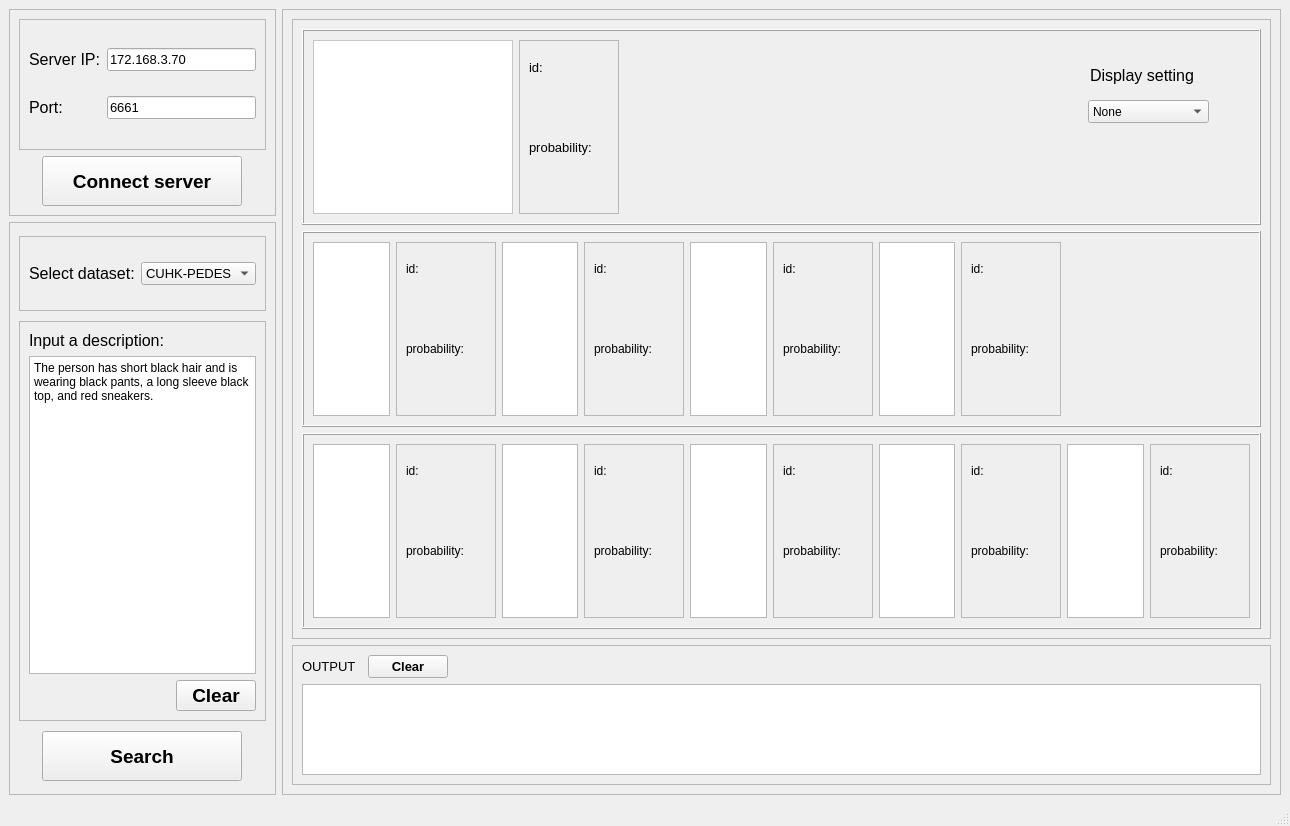
Old version of the form tbps_ui/ui_designer/tbps.ui in the repository lugengyou/pyqt_ui.
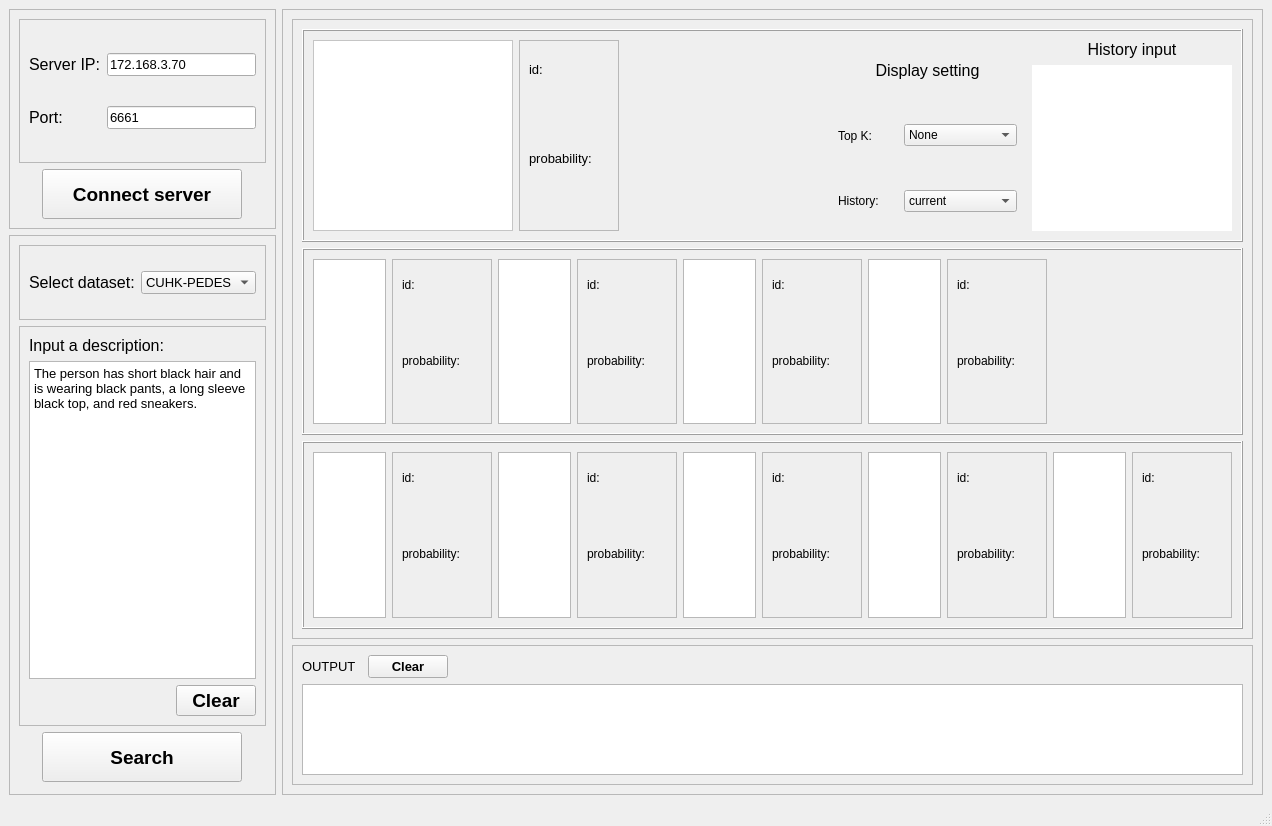
New version of the form.

```diff
--- a/tbps_ui/ui_designer/tbps.ui
+++ b/tbps_ui/ui_designer/tbps.ui
@@ -6,7 +6,7 @@
    <rect>
     <x>0</x>
     <y>0</y>
-    <width>1290</width>
+    <width>1272</width>
     <height>826</height>
    </rect>
   </property>
@@ -247,6 +247,11 @@
           </item>
           <item>
            <widget class="QPlainTextEdit" name="plainTextEdit_text">
+            <property name="font">
+             <font>
+              <pointsize>10</pointsize>
+             </font>
+            </property>
             <property name="plainText">
              <string>The person has short black hair and is wearing black pants, a long sleeve black top, and red sneakers.</string>
             </property>
@@ -452,54 +457,230 @@
                <property name="frameShadow">
                 <enum>QFrame::Raised</enum>
                </property>
-               <widget class="QLabel" name="label">
-                <property name="geometry">
-                 <rect>
-                  <x>40</x>
-                  <y>20</y>
-                  <width>131</width>
-                  <height>31</height>
-                 </rect>
+               <layout class="QVBoxLayout" name="verticalLayout_18">
+                <property name="leftMargin">
+                 <number>0</number>
                 </property>
-                <property name="font">
-                 <font>
-                  <pointsize>12</pointsize>
-                 </font>
+                <property name="topMargin">
+                 <number>0</number>
                 </property>
-                <property name="text">
-                 <string>Display setting</string>
+                <property name="rightMargin">
+                 <number>0</number>
                 </property>
-               </widget>
-               <widget class="QComboBox" name="comboBox_display">
-                <property name="geometry">
-                 <rect>
-                  <x>38</x>
-                  <y>60</y>
-                  <width>121</width>
-                  <height>23</height>
-                 </rect>
+                <property name="bottomMargin">
+                 <number>0</number>
                 </property>
                 <item>
-                 <property name="text">
-                  <string>None</string>
-                 </property>
+                 <widget class="QLabel" name="label">
+                  <property name="minimumSize">
+                   <size>
+                    <width>0</width>
+                    <height>0</height>
+                   </size>
+                  </property>
+                  <property name="maximumSize">
+                   <size>
+                    <width>16777215</width>
+                    <height>16777215</height>
+                   </size>
+                  </property>
+                  <property name="font">
+                   <font>
+                    <pointsize>12</pointsize>
+                   </font>
+                  </property>
+                  <property name="text">
+                   <string>Display setting</string>
+                  </property>
+                  <property name="alignment">
+                   <set>Qt::AlignCenter</set>
+                  </property>
+                 </widget>
                 </item>
                 <item>
-                 <property name="text">
-                  <string>Top1</string>
-                 </property>
+                 <widget class="QFrame" name="frame_19">
+                  <property name="frameShape">
+                   <enum>QFrame::NoFrame</enum>
+                  </property>
+                  <property name="frameShadow">
+                   <enum>QFrame::Raised</enum>
+                  </property>
+                  <layout class="QHBoxLayout" name="horizontalLayout_6">
+                   <item>
+                    <widget class="QLabel" name="label_2">
+                     <property name="maximumSize">
+                      <size>
+                       <width>60</width>
+                       <height>16777215</height>
+                      </size>
+                     </property>
+                     <property name="text">
+                      <string>Top K:</string>
+                     </property>
+                    </widget>
+                   </item>
+                   <item>
+                    <widget class="QComboBox" name="comboBox_display">
+                     <item>
+                      <property name="text">
+                       <string>None</string>
+                      </property>
+                     </item>
+                     <item>
+                      <property name="text">
+                       <string>Top1</string>
+                      </property>
+                     </item>
+                     <item>
+                      <property name="text">
+                       <string>Top5</string>
+                      </property>
+                     </item>
+                     <item>
+                      <property name="text">
+                       <string>Top10</string>
+                      </property>
+                     </item>
+                    </widget>
+                   </item>
+                  </layout>
+                 </widget>
                 </item>
                 <item>
-                 <property name="text">
-                  <string>Top5</string>
-                 </property>
+                 <widget class="QFrame" name="frame_20">
+                  <property name="frameShape">
+                   <enum>QFrame::NoFrame</enum>
+                  </property>
+                  <property name="frameShadow">
+                   <enum>QFrame::Raised</enum>
+                  </property>
+                  <layout class="QHBoxLayout" name="horizontalLayout_7">
+                   <item>
+                    <widget class="QLabel" name="label_3">
+                     <property name="maximumSize">
+                      <size>
+                       <width>60</width>
+                       <height>16777215</height>
+                      </size>
+                     </property>
+                     <property name="text">
+                      <string>History:</string>
+                     </property>
+                    </widget>
+                   </item>
+                   <item>
+                    <widget class="QComboBox" name="comboBox_history">
+                     <item>
+                      <property name="text">
+                       <string>current</string>
+                      </property>
+                     </item>
+                     <item>
+                      <property name="text">
+                       <string>last_1</string>
+                      </property>
+                     </item>
+                     <item>
+                      <property name="text">
+                       <string>last_2</string>
+                      </property>
+                     </item>
+                     <item>
+                      <property name="text">
+                       <string>last_3</string>
+                      </property>
+                     </item>
+                     <item>
+                      <property name="text">
+                       <string>last_4</string>
+                      </property>
+                     </item>
+                     <item>
+                      <property name="text">
+                       <string>last_5</string>
+                      </property>
+                     </item>
+                    </widget>
+                   </item>
+                  </layout>
+                 </widget>
                 </item>
+               </layout>
+              </widget>
+             </item>
+             <item>
+              <widget class="QFrame" name="frame_8">
+               <property name="maximumSize">
+                <size>
+                 <width>200</width>
+                 <height>16777215</height>
+                </size>
+               </property>
+               <property name="frameShape">
+                <enum>QFrame::NoFrame</enum>
+               </property>
+               <property name="frameShadow">
+                <enum>QFrame::Raised</enum>
+               </property>
+               <layout class="QVBoxLayout" name="verticalLayout_17">
+                <property name="leftMargin">
+                 <number>0</number>
+                </property>
+                <property name="topMargin">
+                 <number>0</number>
+                </property>
+                <property name="rightMargin">
+                 <number>0</number>
+                </property>
+                <property name="bottomMargin">
+                 <number>0</number>
+                </property>
                 <item>
-                 <property name="text">
-                  <string>Top10</string>
-                 </property>
+                 <widget class="QLabel" name="label_cur_dis_input">
+                  <property name="minimumSize">
+                   <size>
+                    <width>0</width>
+                    <height>0</height>
+                   </size>
+                  </property>
+                  <property name="maximumSize">
+                   <size>
+                    <width>16777215</width>
+                    <height>50</height>
+                   </size>
+                  </property>
+                  <property name="font">
+                   <font>
+                    <pointsize>12</pointsize>
+                   </font>
+                  </property>
+                  <property name="text">
+                   <string>History input</string>
+                  </property>
+                  <property name="alignment">
+                   <set>Qt::AlignCenter</set>
+                  </property>
+                 </widget>
                 </item>
-               </widget>
+                <item>
+                 <widget class="QTextBrowser" name="textBrowser_currentDisplayInput">
+                  <property name="font">
+                   <font>
+                    <pointsize>10</pointsize>
+                   </font>
+                  </property>
+                  <property name="styleSheet">
+                   <string notr="true"/>
+                  </property>
+                  <property name="frameShape">
+                   <enum>QFrame::NoFrame</enum>
+                  </property>
+                  <property name="lineWidth">
+                   <number>0</number>
+                  </property>
+                 </widget>
+                </item>
+               </layout>
               </widget>
              </item>
             </layout>
@@ -743,6 +924,9 @@
                <property name="styleSheet">
                 <string notr="true">background-color: rgba(0, 0, 0, 0);</string>
                </property>
+               <property name="frameShape">
+                <enum>QFrame::StyledPanel</enum>
+               </property>
               </widget>
              </item>
              <item>
```
Left out of the diff: 2 changed lines with no effect on the pictures.
